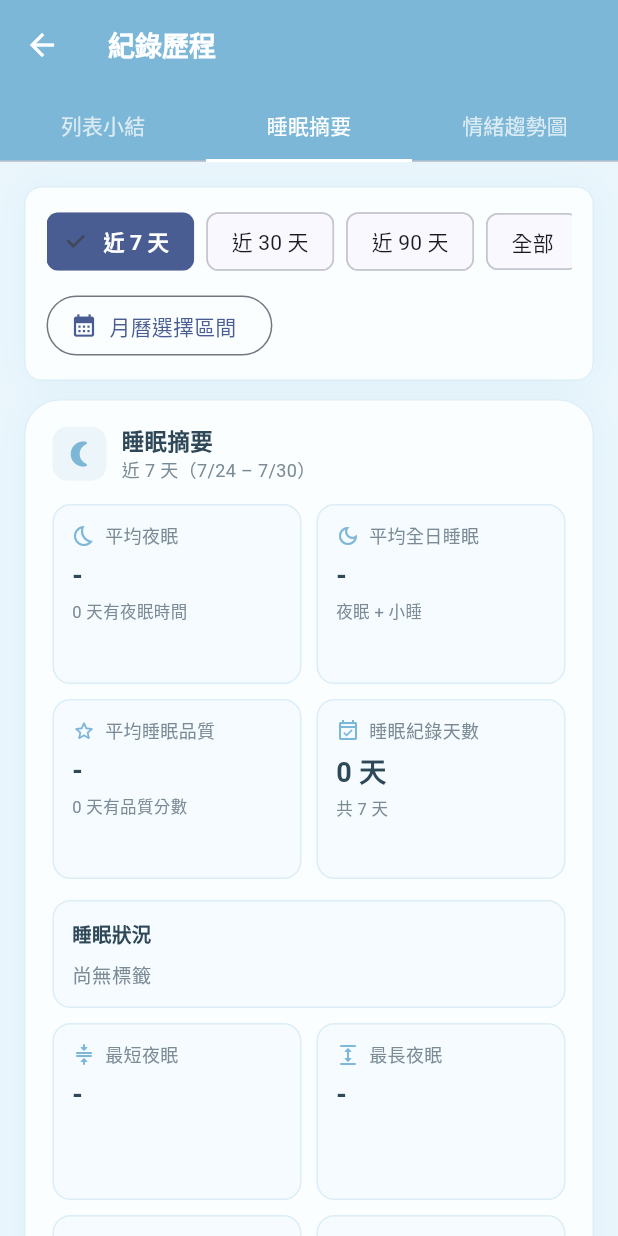
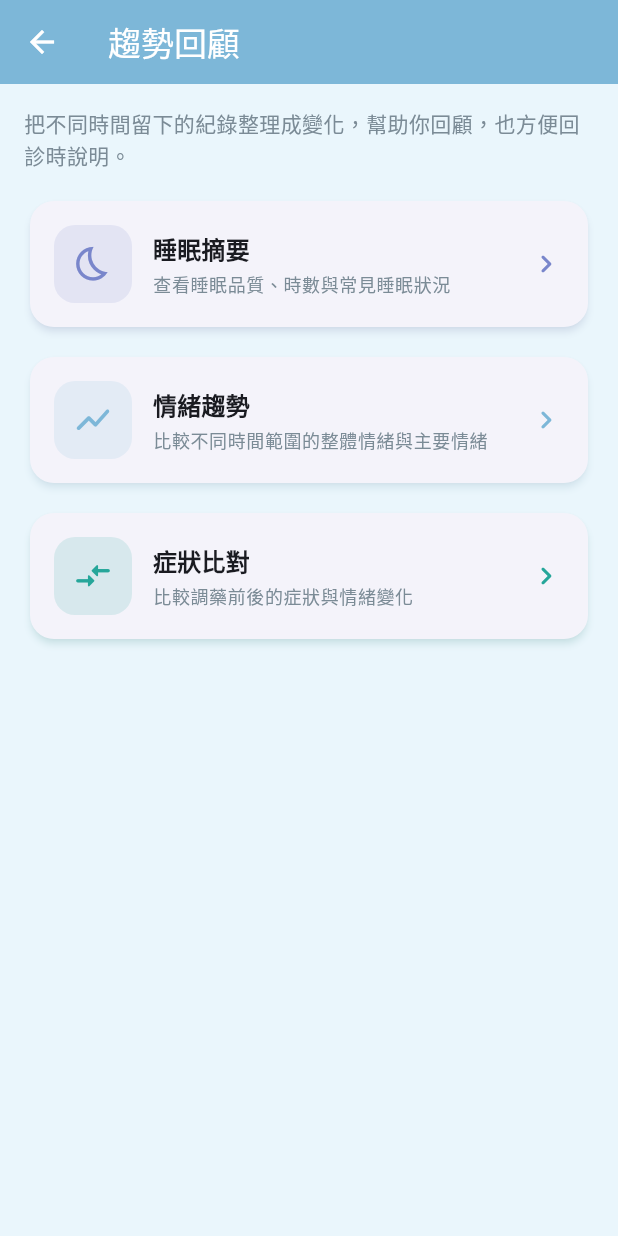
Before and after one commit to 2019chenqq/moodsogood_app, a Flutter app: the FollowUpHubPage screen opened directly, scrolled down 1127 dp, after a tap on "查看情緒與睡眠趨勢", on a phone screen of 412 x 824 dp. Run offline on Flutter 3.47's test engine with Material 3 defaults, Android fonts, the phone set to English and light mode, and no system bars; our stand-ins replace app_links, cloud_firestore, cloud_functions, firebase_analytics, firebase_auth, firebase_core and 16 more; missing offline and left inert: android_alarm_manager_plus, encrypt, firebase_app_check, home_widget, pointycastle, purchases_flutter and 2 more; accounts and stored records are empty; Roboto replaces fonts that are missing (Iansui).

Commit message:
Add trend review hub

```diff
--- a/lib/daily/daily_record_history.dart
+++ b/lib/daily/daily_record_history.dart
@@ -50,23 +50,19 @@ class _DiaryMoodScore {
 class DailyRecordHistory extends StatefulWidget {
   const DailyRecordHistory({super.key, this.initialTab = 0});
 
-  /// 0: 列表與週報, 1: 情緒趨勢圖
+  /// 0: 紀錄列表與週摘要, 1: 睡眠摘要, 2: 情緒趨勢
   final int initialTab;
 
   @override
   State<DailyRecordHistory> createState() => _DailyRecordHistoryState();
 }
 
-class _DailyRecordHistoryState extends State<DailyRecordHistory>
-    with SingleTickerProviderStateMixin {
+class _DailyRecordHistoryState extends State<DailyRecordHistory> {
   static const String _overallMoodLabel = '整體情緒';
 
   int? _selectedRangeDays = 7;
   DateTimeRange? _selectedDateRange; // 新增：月曆自訂區間
   int _historyWeekStartDay = DateTime.monday; // ✅ 補上
-
-  // 分頁控制器
-  late TabController _tabController;
 
   // 動態情緒選擇
   String _selectedEmotion = '';
@@ -86,17 +82,8 @@ class _DailyRecordHistoryState extends State<DailyRecordHistory>
   @override
   void initState() {
     super.initState();
-    final safeIndex = widget.initialTab.clamp(0, 2).toInt(); // ✅ 修正型別
-    _tabController =
-        TabController(length: 3, vsync: this, initialIndex: safeIndex);
     _loadHistoryWeekStartDay();
     AnalyticsService.logPage('record_history_page');
-  }
-
-  @override
-  void dispose() {
-    _tabController.dispose();
-    super.dispose();
   }
 
   Future<void> _loadHistoryWeekStartDay() async {
@@ -291,6 +278,12 @@ class _DailyRecordHistoryState extends State<DailyRecordHistory>
   @override
   Widget build(BuildContext context) {
     final bool isPro = kDemoUnlockPro;
+    final pageIndex = widget.initialTab.clamp(0, 2);
+    final pageTitle = switch (pageIndex) {
+      1 => '睡眠摘要',
+      2 => '情緒趨勢',
+      _ => '紀錄歷程',
+    };
 
     final uid = FirebaseAuth.instance.currentUser?.uid;
     if (uid == null) {
@@ -317,26 +310,12 @@ class _DailyRecordHistoryState extends State<DailyRecordHistory>
           onPressed: () => Navigator.maybePop(context),
         ),
         title: Text(
-          '紀錄歷程',
+          pageTitle,
           style: TextStyle(
             color: HealingDesignSystem.adaptiveAppBarForeground(context),
             fontSize: 18,
             fontWeight: FontWeight.w700,
           ),
-        ),
-        bottom: TabBar(
-          controller: _tabController,
-          labelColor: HealingDesignSystem.adaptiveAppBarForeground(context),
-          unselectedLabelColor:
-              HealingDesignSystem.adaptiveAppBarForeground(context)
-                  .withOpacity(0.72),
-          indicatorColor: HealingDesignSystem.adaptiveAccent(context),
-          indicatorSize: TabBarIndicatorSize.tab,
-          tabs: const [
-            Tab(text: '列表小結'),
-            Tab(text: '睡眠摘要'),
-            Tab(text: '情緒趨勢圖'),
-          ],
         ),
       ),
       body: FutureBuilder<List<DailyRecord>>(
@@ -374,15 +353,17 @@ class _DailyRecordHistoryState extends State<DailyRecordHistory>
                       .toList() ??
                   [];
 
-              return TabBarView(
-                controller: _tabController,
-                children: [
-                  _buildListPage(listRecords, isPro, uid),
-                  _buildSleepAnalysisPage(listRecords, isPro),
-                  _buildProChartContent(
-                      context, dailyRecords, availableEmotions, cycles, isPro),
-                ],
-              );
+              return switch (pageIndex) {
+                1 => _buildSleepAnalysisPage(listRecords, isPro),
+                2 => _buildProChartContent(
+                    context,
+                    dailyRecords,
+                    availableEmotions,
+                    cycles,
+                    isPro,
+                  ),
+                _ => _buildListPage(listRecords, isPro, uid),
+              };
             },
           );
         },
--- a/lib/pages/follow_up_hub_page.dart
+++ b/lib/pages/follow_up_hub_page.dart
@@ -5,7 +5,7 @@ import 'package:qr/qr.dart';
 import '../analytics_service.dart';
 import '../constants/healing_design_system.dart';
 import '../daily/daily_record_helpers.dart';
-import '../daily/daily_record_history.dart';
+import 'trend_review_hub_page.dart';
 import '../meds/med_symptom_compare_page.dart';
 import '../meds/medication_local_db.dart';
 import '../meds/record_adjustment_page.dart';
@@ -375,7 +375,7 @@ class _FollowUpHubPageState extends State<FollowUpHubPage> {
     Navigator.push(
       context,
       MaterialPageRoute(
-        builder: (_) => const DailyRecordHistory(initialTab: 1),
+        builder: (_) => const TrendReviewHubPage(),
       ),
     );
   }
--- a/lib/pages/hub_pages.dart
+++ b/lib/pages/hub_pages.dart
@@ -19,6 +19,7 @@ import 'feedback_page.dart';
 import 'follow_up_hub_page.dart';
 import 'life_overview_page.dart';
 import 'profile_page.dart';
+import 'trend_review_hub_page.dart';
 
 class HomeHubPage extends StatelessWidget {
   const HomeHubPage({super.key});
@@ -335,10 +336,19 @@ class _RecordHubPageState extends State<RecordHubPage> {
             _RecordEntryCard(
               icon: Icons.history,
               title: '紀錄歷程',
-              subtitle: '查看每日紀錄、週摘要與趨勢',
+              subtitle: '查看每日紀錄與每週摘要',
               color: const Color.fromARGB(255, 144, 202, 249),
               onTap: () =>
                   _push(context, const DailyRecordHistory(initialTab: 0)),
+            ),
+            const SizedBox(height: 12),
+            _RecordEntryCard(
+              icon: Icons.insights_rounded,
+              title: '趨勢回顧',
+              subtitle: '睡眠、情緒與症狀變化集中查看',
+              color: const Color(0xFF5C9BD5),
+              onTap: () => _push(context, const TrendReviewHubPage()),
+              actionLabel: '查看趨勢',
             ),
             const SizedBox(height: 12),
             _RecordEntryCard(
--- /dev/null
+++ b/lib/pages/trend_review_hub_page.dart
@@ -0,0 +1,141 @@
+import 'package:flutter/material.dart';
+
+import '../constants/healing_design_system.dart';
+import '../daily/daily_record_history.dart';
+import '../meds/med_symptom_compare_page.dart';
+
+class TrendReviewHubPage extends StatelessWidget {
+  const TrendReviewHubPage({super.key});
+
+  void _push(BuildContext context, Widget page) {
+    Navigator.push(
+      context,
+      MaterialPageRoute(builder: (_) => page),
+    );
+  }
+
+  @override
+  Widget build(BuildContext context) {
+    return Scaffold(
+      backgroundColor: HealingDesignSystem.adaptiveBackground(context),
+      appBar: AppBar(
+        backgroundColor: HealingDesignSystem.adaptiveAppBarBackground(context),
+        foregroundColor: HealingDesignSystem.adaptiveAppBarForeground(context),
+        elevation: 0,
+        scrolledUnderElevation: 0,
+        title: const Text('趨勢回顧'),
+      ),
+      body: ListView(
+        padding: const EdgeInsets.fromLTRB(16, 16, 16, 24),
+        children: [
+          Text(
+            '把不同時間留下的紀錄整理成變化，幫助你回顧，也方便回診時說明。',
+            style: HealingDesignSystem.bodyMedium.copyWith(
+              color: HealingDesignSystem.adaptiveSecondaryText(context),
+              height: 1.5,
+            ),
+          ),
+          const SizedBox(height: 16),
+          _TrendEntryCard(
+            icon: Icons.bedtime_outlined,
+            title: '睡眠摘要',
+            subtitle: '查看睡眠品質、時數與常見睡眠狀況',
+            color: const Color(0xFF7986CB),
+            onTap: () => _push(
+              context,
+              const DailyRecordHistory(initialTab: 1),
+            ),
+          ),
+          const SizedBox(height: 12),
+          _TrendEntryCard(
+            icon: Icons.show_chart_rounded,
+            title: '情緒趨勢',
+            subtitle: '比較不同時間範圍的整體情緒與主要情緒',
+            color: const Color(0xFF7DB7D8),
+            onTap: () => _push(
+              context,
+              const DailyRecordHistory(initialTab: 2),
+            ),
+          ),
+          const SizedBox(height: 12),
+          _TrendEntryCard(
+            icon: Icons.compare_arrows_rounded,
+            title: '症狀比對',
+            subtitle: '比較調藥前後的症狀與情緒變化',
+            color: const Color(0xFF26A69A),
+            onTap: () => _push(context, const MedSymptomComparePage()),
+          ),
+        ],
+      ),
+    );
+  }
+}
+
+class _TrendEntryCard extends StatelessWidget {
+  const _TrendEntryCard({
+    required this.icon,
+    required this.title,
+    required this.subtitle,
+    required this.color,
+    required this.onTap,
+  });
+
+  final IconData icon;
+  final String title;
+  final String subtitle;
+  final Color color;
+  final VoidCallback onTap;
+
+  @override
+  Widget build(BuildContext context) {
+    return Card(
+      elevation: 2,
+      shadowColor: color.withValues(alpha: 0.25),
+      shape: RoundedRectangleBorder(borderRadius: BorderRadius.circular(16)),
+      child: InkWell(
+        onTap: onTap,
+        borderRadius: BorderRadius.circular(16),
+        child: Padding(
+          padding: const EdgeInsets.all(16),
+          child: Row(
+            children: [
+              Container(
+                width: 52,
+                height: 52,
+                decoration: BoxDecoration(
+                  color: color.withValues(alpha: 0.14),
+                  borderRadius: BorderRadius.circular(14),
+                ),
+                child: Icon(icon, color: color, size: 27),
+              ),
+              const SizedBox(width: 14),
+              Expanded(
+                child: Column(
+                  crossAxisAlignment: CrossAxisAlignment.start,
+                  children: [
+                    Text(
+                      title,
+                      style: Theme.of(context).textTheme.titleMedium?.copyWith(
+                            fontWeight: FontWeight.w700,
+                          ),
+                    ),
+                    const SizedBox(height: 4),
+                    Text(
+                      subtitle,
+                      style: Theme.of(context).textTheme.bodySmall?.copyWith(
+                            color: HealingDesignSystem.adaptiveSecondaryText(
+                                context),
+                            height: 1.4,
+                          ),
+                    ),
+                  ],
+                ),
+              ),
+              Icon(Icons.chevron_right_rounded, color: color),
+            ],
+          ),
+        ),
+      ),
+    );
+  }
+}
```
Also changed, not shown: lib/daily/widgets/emotion_balance_chart_widget.dart (+19 -5 lines), 1 other file.
